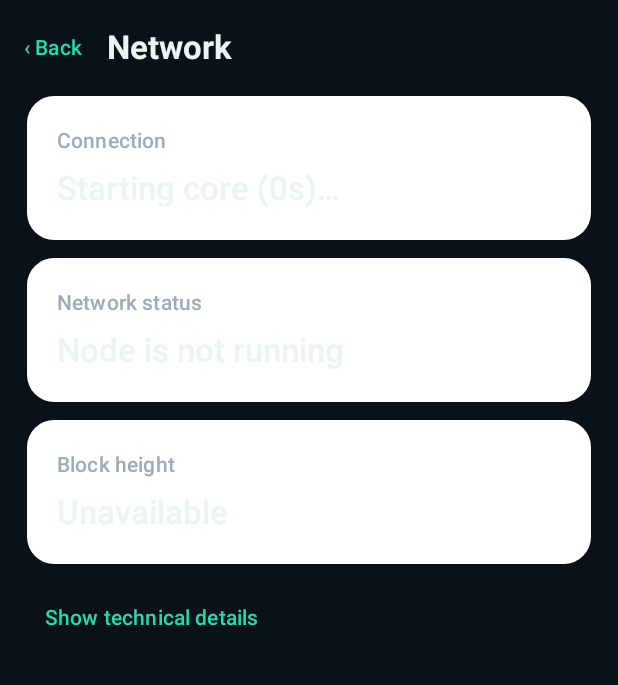
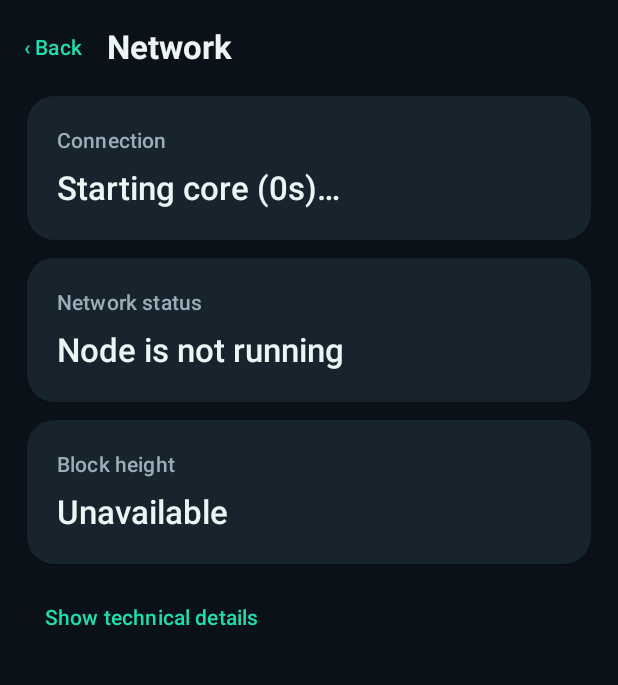
Before and after one commit to Sheff1981/quintum-core, an Android app built with Jetpack Compose: the screen it shows after launch (MainActivity), after a tap on an icon or button, on a phone screen of 412 x 824 dp, the part 84-769 px from its top. Run offline under Robolectric (Android 15) with nearby library versions, the light colour scheme and no system bars; 1 statement that could not run was skipped; 1 other tap on this screen came first.

Commit message:
feat(android): show live header verification progress and peer discovery on dark dashboard

```diff
--- a/android/app/src/main/java/org/quintum/wallet/MainActivity.kt
+++ b/android/app/src/main/java/org/quintum/wallet/MainActivity.kt
@@ -291,6 +291,35 @@ private fun QuintumHome() {
                         }
                     }
                 }
+                Spacer(Modifier.height(16.dp))
+                ElevatedCard(
+                    modifier = Modifier.fillMaxWidth(),
+                    shape = RoundedCornerShape(20.dp),
+                    colors = CardDefaults.elevatedCardColors(containerColor = Panel)
+                ) {
+                    Column(
+                        modifier = Modifier.padding(18.dp),
+                        verticalArrangement = Arrangement.spacedBy(8.dp)
+                    ) {
+                        Text("BLOCKCHAIN SYNC", color = Green, style = MaterialTheme.typography.labelMedium)
+                        Text(diagnosticsSnapshot.stage, color = Navy, style = MaterialTheme.typography.titleMedium)
+                        val progress = diagnosticsSnapshot.values["header_batch_progress"]?.toLongOrNull() ?: 0L
+                        val batch = diagnosticsSnapshot.values["header_batch_size"]?.toLongOrNull() ?: 0L
+                        if (batch > 0L) {
+                            LinearProgressIndicator(
+                                progress = { (progress.toFloat() / batch.toFloat()).coerceIn(0f, 1f) },
+                                modifier = Modifier.fillMaxWidth(),
+                                color = Green,
+                                trackColor = PanelBorder
+                            )
+                            Text("$progress / $batch headers in current batch", color = Muted, style = MaterialTheme.typography.bodySmall)
+                        } else {
+                            Text("Waiting for header synchronization", color = Muted, style = MaterialTheme.typography.bodySmall)
+                        }
+                        Text("Verified peers: ${stats.stats?.peers ?: 0} · Known addresses: $knownAddresses",
+                            color = Muted, style = MaterialTheme.typography.bodySmall)
+                    }
+                }
                 Spacer(Modifier.height(24.dp))
                 Text("QUINTUM", style = MaterialTheme.typography.titleLarge, color = Navy, fontWeight = FontWeight.Bold)
                 Spacer(Modifier.height(12.dp))
@@ -460,7 +489,7 @@ private fun QuintumHome() {
 @Composable
 private fun StatusMetric(label: String, value: String) {
     Column {
-        Text(label, color = Color(0xFFAFC4F4), style = MaterialTheme.typography.labelSmall)
+        Text(label, color = Muted, style = MaterialTheme.typography.labelSmall)
         Spacer(Modifier.height(4.dp))
         Text(value, color = Color.White, fontWeight = FontWeight.Bold, style = MaterialTheme.typography.titleMedium)
     }
@@ -471,7 +500,7 @@ private fun DetailCard(label: String, value: String) {
     ElevatedCard(
         modifier = Modifier.fillMaxWidth(),
         shape = RoundedCornerShape(18.dp),
-        colors = CardDefaults.elevatedCardColors(containerColor = Color.White)
+        colors = CardDefaults.elevatedCardColors(containerColor = Panel)
     ) {
         Column(modifier = Modifier.padding(20.dp)) {
             Text(label, color = Muted, style = MaterialTheme.typography.labelLarge)
```
